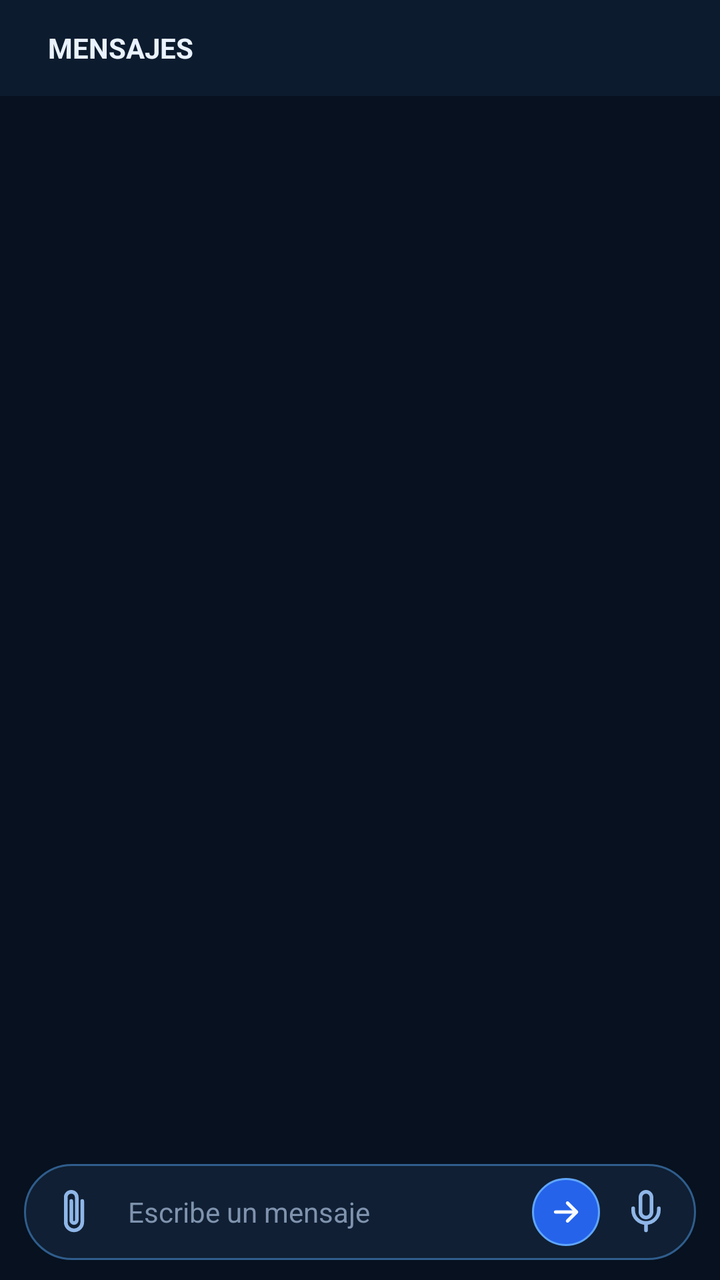
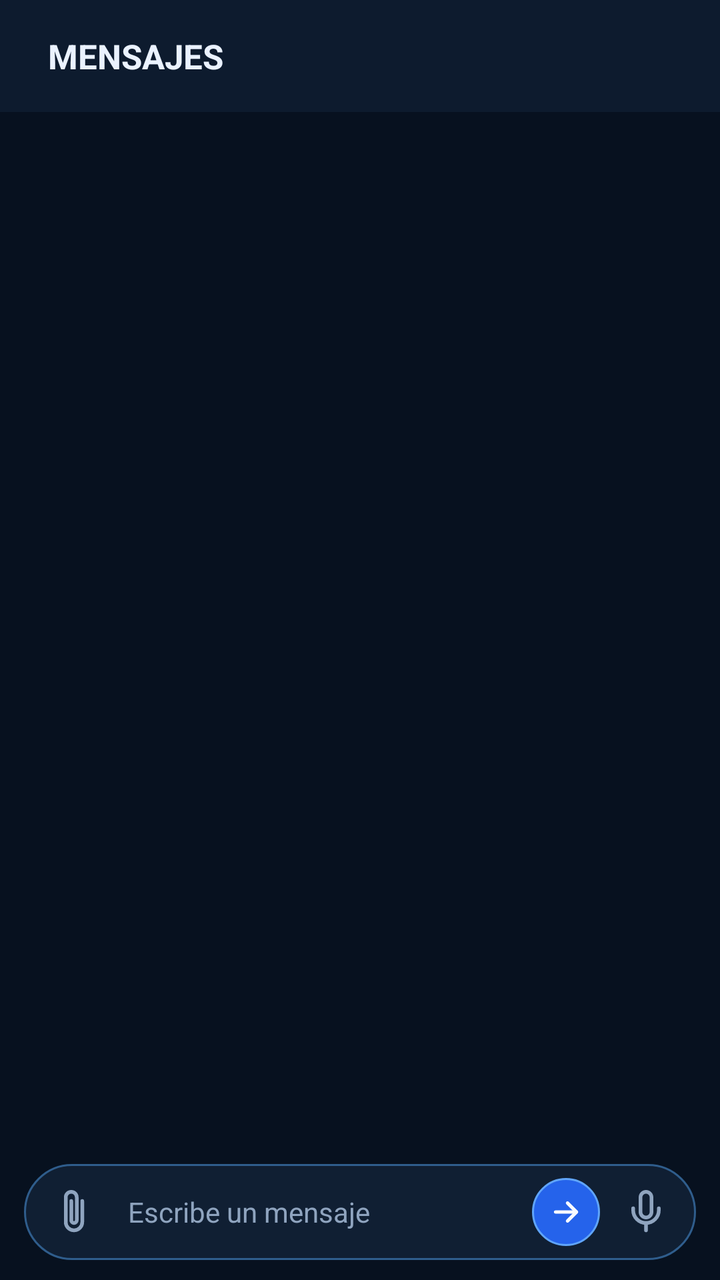

Before-and-after screenshots of an Android layout around one commit, followed by the original layout XML and the change that was made.
<!-- AndroidManifest.xml: application theme Theme.AppCompat.NoActionBar -->
<!-- res/layout/panel_chat.xml -->
<?xml version="1.0" encoding="utf-8"?>
<LinearLayout xmlns:android="http://schemas.android.com/apk/res/android"
    android:layout_width="match_parent"
    android:layout_height="match_parent"
    android:orientation="vertical"
    android:background="#07111F">

    
    <LinearLayout
        android:id="@+id/chatHeader"
        android:layout_width="match_parent"
        android:layout_height="48dp"
        android:orientation="horizontal"
        android:gravity="center_vertical"
        android:paddingHorizontal="12dp"
        android:background="#0D1B2E">

        <ImageButton
            android:id="@+id/chatBackBtn"
            android:layout_width="36dp"
            android:layout_height="36dp"
            android:background="@drawable/bg_bubble_sent"
            android:src="@drawable/ic_chat_back"
            android:contentDescription="Volver"
            android:scaleType="centerInside"
            android:padding="7dp"
            android:visibility="gone"/>

        <LinearLayout
            android:id="@+id/chatHeaderInfo"
            android:layout_width="0dp"
            android:layout_height="wrap_content"
            android:layout_weight="1"
            android:orientation="vertical"
            android:layout_marginStart="12dp"
            android:clickable="false"
            android:focusable="false">

            <TextView
                android:id="@+id/chatHeaderTitle"
                android:layout_width="wrap_content"
                android:layout_height="wrap_content"
                android:text="MENSAJES"
                android:textColor="#EAF2FF"
                android:textSize="14sp"
                android:textStyle="bold"
                android:maxLines="1"
                android:ellipsize="end"/>

            <TextView
                android:id="@+id/chatHeaderSubtitle"
                android:layout_width="wrap_content"
                android:layout_height="wrap_content"
                android:textColor="#62A8FF"
                android:textSize="10sp"
                android:maxLines="1"
                android:ellipsize="end"
                android:visibility="gone"/>

        </LinearLayout>

        <ImageButton
            android:id="@+id/chatCallBtn"
            android:layout_width="38dp"
            android:layout_height="38dp"
            android:background="?attr/selectableItemBackgroundBorderless"
            android:src="@drawable/ic_call"
            android:tint="#69B4FF"
            android:contentDescription="Iniciar llamada de voz"
            android:scaleType="centerInside"
            android:padding="8dp"
            android:visibility="gone"/>

        <ImageButton
            android:id="@+id/chatSelectionCancelBtn"
            android:layout_width="38dp"
            android:layout_height="38dp"
            android:background="@drawable/bg_video_circle"
            android:src="@drawable/ic_close_selection"
            android:tint="#FFFFFF"
            android:padding="8dp"
            android:contentDescription="Cancelar selección"
            android:visibility="gone"/>

        <ImageButton
            android:id="@+id/chatSelectionForwardBtn"
            android:layout_width="38dp"
            android:layout_height="38dp"
            android:layout_marginStart="8dp"
            android:background="@drawable/bg_video_circle"
            android:src="@drawable/ic_forward_video"
            android:tint="#FFFFFF"
            android:padding="8dp"
            android:contentDescription="Reenviar mensajes seleccionados"
            android:visibility="gone"/>

    </LinearLayout>

    
    <androidx.recyclerview.widget.RecyclerView
        android:id="@+id/chatRecycler"
        android:layout_width="match_parent"
        android:layout_height="0dp"
        android:layout_weight="1"
        android:paddingVertical="4dp"
        android:clipToPadding="false"/>

    
    <HorizontalScrollView
        android:id="@+id/quickRepliesScroll"
        android:layout_width="match_parent"
        android:layout_height="wrap_content"
        android:scrollbars="none"
        android:overScrollMode="never"
        android:paddingHorizontal="10dp"
        android:paddingVertical="4dp">
        <LinearLayout
            android:id="@+id/quickRepliesContainer"
            android:layout_width="wrap_content"
            android:layout_height="wrap_content"
            android:orientation="horizontal"
            android:gravity="center_vertical"/>
    </HorizontalScrollView>

    
    <LinearLayout
        android:id="@+id/channelSelector"
        android:layout_width="0dp"
        android:layout_height="0dp"
        android:visibility="gone">
        <TextView
            android:id="@+id/destBtn"
            android:layout_width="wrap_content"
            android:layout_height="wrap_content"
            android:visibility="gone"/>
    </LinearLayout>

    
    <LinearLayout
        android:layout_width="match_parent"
        android:layout_height="wrap_content"
        android:orientation="horizontal"
        android:gravity="center_vertical"
        android:paddingHorizontal="12dp"
        android:paddingTop="4dp"
        android:paddingBottom="10dp"
        android:background="#07111F">

        <LinearLayout
            android:layout_width="match_parent"
            android:layout_height="48dp"
            android:orientation="horizontal"
            android:gravity="center_vertical"
            android:background="@drawable/bg_chat_input_bar"
            android:paddingHorizontal="6dp">

            <ImageButton
                android:id="@+id/attachmentBtn"
                android:layout_width="38dp"
                android:layout_height="38dp"
                android:background="?attr/selectableItemBackgroundBorderless"
                android:src="@drawable/ic_attachment"
                android:tint="#8FB6E8"
                android:contentDescription="Adjuntar"
                android:scaleType="centerInside"
                android:padding="8dp"/>

            <EditText
                android:id="@+id/msgInput"
                android:layout_width="0dp"
                android:layout_height="match_parent"
                android:layout_weight="1"
                android:hint="Escribe un mensaje"
                android:textColor="#EAF2FF"
                android:textColorHint="#7F93AE"
                android:background="@null"
                android:paddingHorizontal="8dp"
                android:inputType="text"
                android:textSize="14sp"
                android:imeOptions="actionSend"/>

            <TextView
                android:id="@+id/voiceRecordingIndicator"
                android:layout_width="0dp"
                android:layout_height="match_parent"
                android:layout_weight="1"
                android:gravity="center_vertical"
                android:paddingHorizontal="10dp"
                android:text="●  Grabando audio  0:00"
                android:textColor="#69B4FF"
                android:textSize="14sp"
                android:textStyle="bold"
                android:visibility="gone"/>

            <ImageButton
                android:id="@+id/sendBtn"
                android:layout_width="34dp"
                android:layout_height="34dp"
                android:background="@drawable/bg_send_circle"
                android:src="@drawable/ic_send_arrow"
                android:tint="#F8FBFF"
                android:contentDescription="Enviar"
                android:scaleType="centerInside"
                android:padding="8dp"/>

            <ImageButton
                android:id="@+id/voiceBtn"
                android:layout_width="38dp"
                android:layout_height="38dp"
                android:layout_marginStart="4dp"
                android:background="?attr/selectableItemBackgroundBorderless"
                android:src="@drawable/ic_mic"
                android:tint="#8FB6E8"
                android:contentDescription="Mensaje de voz"
                android:scaleType="centerInside"
                android:padding="8dp"/>

        </LinearLayout>
    </LinearLayout>

    
</LinearLayout>
<!-- resources referenced by this layout -->
<resources>
  <!-- drawable bg_bubble_sent (drawable) -->
  <?xml version="1.0" encoding="utf-8"?>
  <shape xmlns:android="http://schemas.android.com/apk/res/android">
      <solid android:color="#285477"/>
      <corners android:radius="10dp"/>
  </shape>
  <!-- drawable bg_chat_input_bar (drawable) -->
  <?xml version="1.0" encoding="utf-8"?>
  <shape xmlns:android="http://schemas.android.com/apk/res/android">
      <solid android:color="#101F33"/>
      <stroke android:width="1dp" android:color="#2F5D8C"/>
      <corners android:radius="24dp"/>
  </shape>
  <!-- drawable bg_send_circle (drawable) -->
  <?xml version="1.0" encoding="utf-8"?>
  <shape xmlns:android="http://schemas.android.com/apk/res/android"
      android:shape="oval">
      <solid android:color="#2563EB"/>
      <stroke android:width="1dp" android:color="#60A5FA"/>
  </shape>
  <!-- drawable bg_video_circle (drawable) -->
  <?xml version="1.0" encoding="utf-8"?>
  <shape xmlns:android="http://schemas.android.com/apk/res/android" android:shape="oval">
      <solid android:color="#D9486075" />
      <stroke android:width="1dp" android:color="#D9B9D5E2" />
  </shape>
  <!-- drawable ic_attachment (drawable) -->
  <vector xmlns:android="http://schemas.android.com/apk/res/android"
      android:width="24dp"
      android:height="24dp"
      android:viewportWidth="24"
      android:viewportHeight="24">
    <path
        android:fillColor="#00000000"
        android:strokeColor="#FFFFFF"
        android:strokeWidth="2"
        android:strokeLineCap="round"
        android:strokeLineJoin="round"
        android:pathData="M16.5,6v11.5c0,2.5 -2,4.5 -4.5,4.5s-4.5,-2 -4.5,-4.5V4c0,-1.7 1.3,-3 3,-3s3,1.3 3,3v12.5c0,0.8 -0.7,1.5 -1.5,1.5s-1.5,-0.7 -1.5,-1.5V6"/>
  </vector>
  <!-- drawable ic_call (drawable) -->
  <?xml version="1.0" encoding="utf-8"?>
  <vector xmlns:android="http://schemas.android.com/apk/res/android"
      android:width="24dp"
      android:height="24dp"
      android:viewportWidth="24"
      android:viewportHeight="24">
      <path
          android:fillColor="#FFFFFFFF"
          android:pathData="M6.62,10.79c1.44,2.83 3.76,5.14 6.59,6.59l2.2,-2.2c0.27,-0.27 0.67,-0.36 1.02,-0.24 1.12,0.37 2.33,0.57 3.57,0.57 0.55,0 1,0.45 1,1V20c0,0.55 -0.45,1 -1,1C10.61,21 3,13.39 3,4c0,-0.55 0.45,-1 1,-1h3.5c0.55,0 1,0.45 1,1 0,1.25 0.2,2.45 0.57,3.57 0.11,0.35 0.03,0.74 -0.25,1.02l-2.2,2.2z"/>
  </vector>
  <!-- drawable ic_chat_back (drawable) -->
  <?xml version="1.0" encoding="utf-8"?>
  <vector xmlns:android="http://schemas.android.com/apk/res/android"
      android:width="30dp"
      android:height="30dp"
      android:viewportWidth="24"
      android:viewportHeight="24">
      <path
          android:fillColor="#93C5FD"
          android:pathData="M20,11H7.83l5.59,-5.59L12,4l-8,8l8,8l1.42,-1.41L7.83,13H20z" />
  </vector>
  <!-- drawable ic_close_selection (drawable) -->
  <?xml version="1.0" encoding="utf-8"?>
  <vector xmlns:android="http://schemas.android.com/apk/res/android"
      android:width="24dp"
      android:height="24dp"
      android:viewportWidth="24"
      android:viewportHeight="24">
      <path
          android:fillColor="@android:color/transparent"
          android:strokeColor="#FFFFFF"
          android:strokeWidth="2.2"
          android:strokeLineCap="round"
          android:pathData="M6,6 L18,18 M18,6 L6,18" />
  </vector>
  <!-- drawable ic_forward_video (drawable) -->
  <?xml version="1.0" encoding="utf-8"?>
  <vector xmlns:android="http://schemas.android.com/apk/res/android"
      android:width="28dp" android:height="28dp"
      android:viewportWidth="32" android:viewportHeight="32">
      <path android:fillColor="#FFFFFFFF"
          android:pathData="M4,29 C5,16 12,9 21,9 L21,3 L30,11 L21,19 L21,14 C14,14 9,19 4,29 Z" />
  </vector>
  <!-- unchanged entries left out for length: 2 -->
</resources>

<!-- the commit's change to res/layout/panel_chat.xml (unified diff, before → after) -->
@@ -9,7 +9,7 @@
     <LinearLayout
         android:id="@+id/chatHeader"
         android:layout_width="match_parent"
-        android:layout_height="48dp"
+        android:layout_height="56dp"
         android:orientation="horizontal"
         android:gravity="center_vertical"
         android:paddingHorizontal="12dp"
@@ -19,7 +19,7 @@
             android:id="@+id/chatBackBtn"
             android:layout_width="36dp"
             android:layout_height="36dp"
-            android:background="@drawable/bg_bubble_sent"
+            android:background="?attr/selectableItemBackgroundBorderless"
             android:src="@drawable/ic_chat_back"
             android:contentDescription="Volver"
             android:scaleType="centerInside"
@@ -42,7 +42,7 @@
                 android:layout_height="wrap_content"
                 android:text="MENSAJES"
                 android:textColor="#EAF2FF"
-                android:textSize="14sp"
+                android:textSize="17sp"
                 android:textStyle="bold"
                 android:maxLines="1"
                 android:ellipsize="end"/>
@@ -51,7 +51,7 @@
                 android:id="@+id/chatHeaderSubtitle"
                 android:layout_width="wrap_content"
                 android:layout_height="wrap_content"
-                android:textColor="#62A8FF"
+                android:textColor="#8FA4BF"
                 android:textSize="10sp"
                 android:maxLines="1"
                 android:ellipsize="end"
@@ -160,7 +160,7 @@
                 android:layout_height="38dp"
                 android:background="?attr/selectableItemBackgroundBorderless"
                 android:src="@drawable/ic_attachment"
-                android:tint="#8FB6E8"
+                android:tint="#8FA4BF"
                 android:contentDescription="Adjuntar"
                 android:scaleType="centerInside"
                 android:padding="8dp"/>
@@ -172,7 +172,7 @@
                 android:layout_weight="1"
                 android:hint="Escribe un mensaje"
                 android:textColor="#EAF2FF"
-                android:textColorHint="#7F93AE"
+                android:textColorHint="#8FA4BF"
                 android:background="@null"
                 android:paddingHorizontal="8dp"
                 android:inputType="text"
@@ -210,7 +210,7 @@
                 android:layout_marginStart="4dp"
                 android:background="?attr/selectableItemBackgroundBorderless"
                 android:src="@drawable/ic_mic"
-                android:tint="#8FB6E8"
+                android:tint="#8FA4BF"
                 android:contentDescription="Mensaje de voz"
                 android:scaleType="centerInside"
                 android:padding="8dp"/>
<!-- resource entries referenced after the edit -->
@@ -1,17 +1,11 @@
 <!-- resources referenced by this layout -->
 <resources>
-  <!-- drawable bg_bubble_sent (drawable) -->
-  <?xml version="1.0" encoding="utf-8"?>
-  <shape xmlns:android="http://schemas.android.com/apk/res/android">
-      <solid android:color="#285477"/>
-      <corners android:radius="10dp"/>
-  </shape>
   <!-- drawable bg_chat_input_bar (drawable) -->
   <?xml version="1.0" encoding="utf-8"?>
   <shape xmlns:android="http://schemas.android.com/apk/res/android">
       <solid android:color="#101F33"/>
       <stroke android:width="1dp" android:color="#2F5D8C"/>
-      <corners android:radius="24dp"/>
+      <corners android:radius="26dp"/>
   </shape>
   <!-- drawable bg_send_circle (drawable) -->
   <?xml version="1.0" encoding="utf-8"?>
